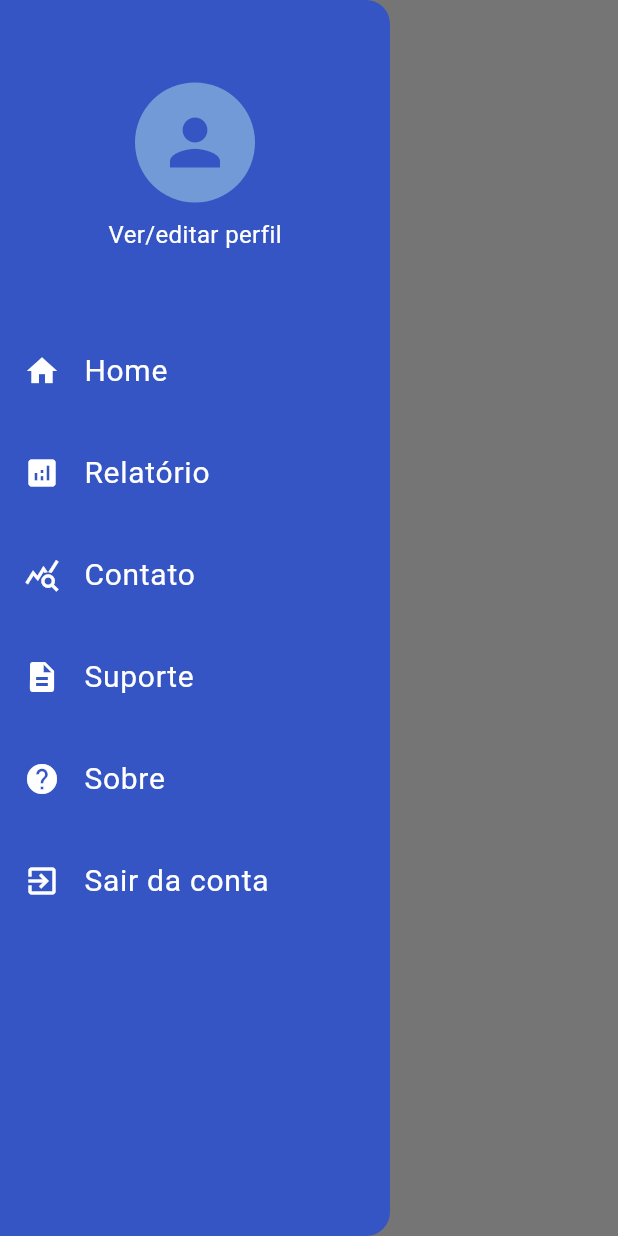
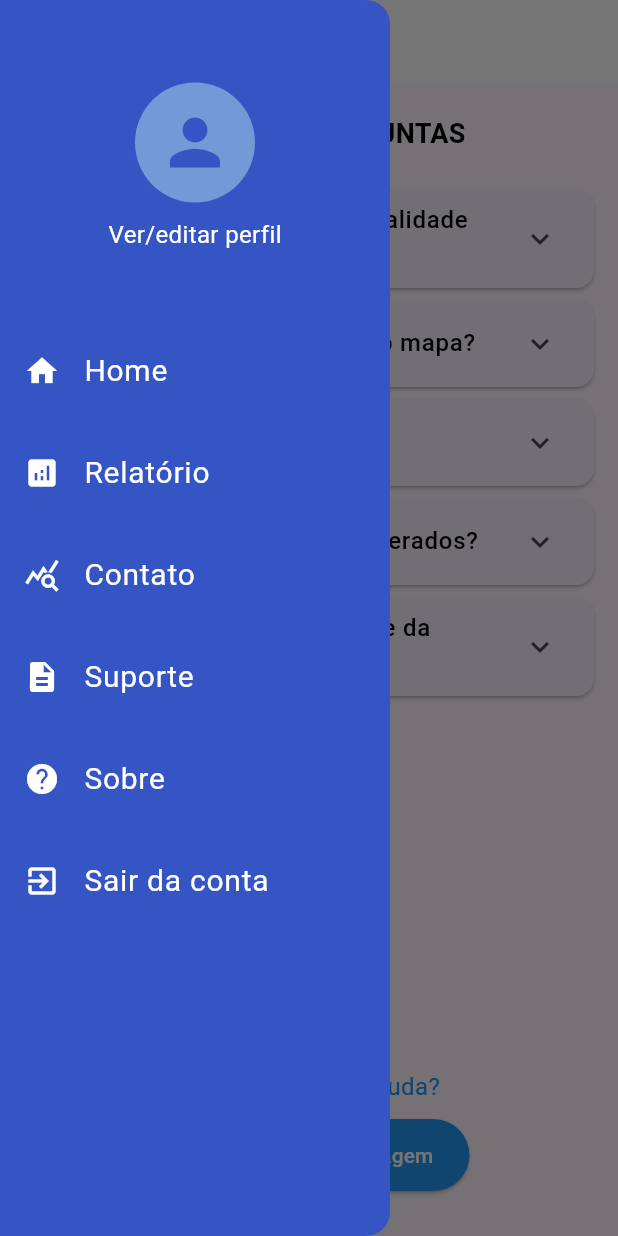
Before and after one commit to Iagolealfa/Aqua-Conecta, a Flutter app: the SuporteView screen opened by its route, with the side drawer open, on a phone screen of 412 x 824 dp. Run offline on Flutter 3.47's test engine with Material 3 defaults, Android fonts, the phone set to English and light mode, and no system bars; our stand-ins replace cloud_firestore, firebase_auth, firebase_core, firebase_storage, google_maps_flutter, image_picker; accounts and stored records are empty; generated files the repository leaves out were written again.

Commit message:
feat: cards complemento tela de suporte

```diff
--- a/aqua_conecta/lib/views/suporte_view.dart
+++ b/aqua_conecta/lib/views/suporte_view.dart
@@ -11,34 +11,111 @@ class SuporteView extends StatefulWidget {
 }
 
 class _SuporteViewState extends State<SuporteView> {
+  final List<Map<String, String>> faq = [
+    {
+      "pergunta": "Como reportar vazamento/qualidade da água?",
+      "resposta": "Para reportar um vazamento ou problemas de qualidade da água, vá para a seção de relatórios (Símbolo de ""+"") escolha entre as opções de relatório e preencha o formulário adequado."
+    },
+    {
+      "pergunta": "O que significam os ícones no mapa?",
+      "resposta": "Cada ícone representa um ponto de interesse ou um relatório enviado pelos usuários. Você pode clicar nos ícones para mais detalhes."
+    },
+    {
+      "pergunta": "Como acessar seu perfil?",
+      "resposta": "Para acessar seu perfil, clique no ícone de perfil na barra de navegação no canto superior direito."
+    },
+    {
+      "pergunta": "Como verificar os relatórios gerados?",
+      "resposta": "Na seção de relatórios, você encontrará todos os relatórios que você enviou, lá relatórios poderão ser filtrado por endereço ou tipo de relato."
+    },
+    {
+      "pergunta": "Como reportar disponibilidade da água?",
+      "resposta": "Use o botão de ""gota"" para reportar a disponibilidade de água em sua área atual."
+    },
+  ];
+
   @override
   Widget build(BuildContext context) {
     return Scaffold(
       drawer: const AppDrawer(), // Adiciona o Drawer
-      body: Stack(
-        children: [
-          Container(
-            padding: const EdgeInsets.only(top: 60, left: 40, right: 40),
-            color: Colors.white,
-            child: ListView(
-              children: const <Widget>[
-                SizedBox(height: 20),
-              ],
+      appBar: AppBar(
+        title: const Text(
+          'Suporte',
+          style: TextStyle(color: Colors.blue),
+        ),
+        centerTitle: true,
+        backgroundColor: Colors.white,
+        iconTheme: const IconThemeData(color: Colors.blue),
+        elevation: 0,
+      ),
+      body: Padding(
+        padding: const EdgeInsets.symmetric(horizontal: 16.0),
+        child: Column(
+          children: [
+            const SizedBox(height: 20),
+            const Text(
+              'PRINCIPAIS PERGUNTAS',
+              style: TextStyle(
+                fontSize: 18,
+                fontWeight: FontWeight.bold,
+                color: Colors.black,
+              ),
+              textAlign: TextAlign.center,
             ),
-          ),
-          Positioned(
-            top: 20,
-            left: 10,
-            child: Builder(
-              builder: (context) => IconButton(
-                icon: const Icon(Icons.menu, color: Colors.black),
-                onPressed: () {
-                  Scaffold.of(context).openDrawer();
+            const SizedBox(height: 20),
+            Expanded(
+              child: ListView.builder(
+                itemCount: faq.length,
+                itemBuilder: (context, index) {
+                  return Card(
+                    elevation: 1,
+                    margin: const EdgeInsets.symmetric(vertical: 4),
+                    child: ExpansionTile(
+                      title: Text(
+                        faq[index]["pergunta"]!,
+                        style: const TextStyle(
+                          fontSize: 16,
+                          fontWeight: FontWeight.w500,
+                          color: Colors.black,
+                        ),
+                      ),
+                      children: [
+                        Padding(
+                          padding: const EdgeInsets.all(16.0),
+                          child: Text(
+                            faq[index]["resposta"]!,
+                            style: const TextStyle(fontSize: 14, color: Colors.black54),
+                          ),
+                        ),
+                      ],
+                    ),
+                  );
                 },
               ),
             ),
-          ),
-        ],
+            const SizedBox(height: 20),
+            const Text(
+              'Ainda precisa de ajuda?',
+              style: TextStyle(fontSize: 16, color: Colors.blue),
+            ),
+            const SizedBox(height: 10),
+            ElevatedButton.icon(
+              onPressed: () {
+                // Implementar lógica de enviar mensagem
+              },
+              icon: const Icon(Icons.message, color: Colors.white),
+              label: const Text('Envie uma mensagem', style: TextStyle(color: Colors.white)),
+              style: ElevatedButton.styleFrom(
+                backgroundColor: Colors.blue,
+                padding: const EdgeInsets.symmetric(vertical: 14, horizontal: 24),
+                shape: RoundedRectangleBorder(
+                  borderRadius: BorderRadius.circular(30),
+                ),
+              ),
+            ),
+            const SizedBox(height: 30), // Espaço inferior para evitar corte
+          ],
+        ),
       ),
     );
   }
```
